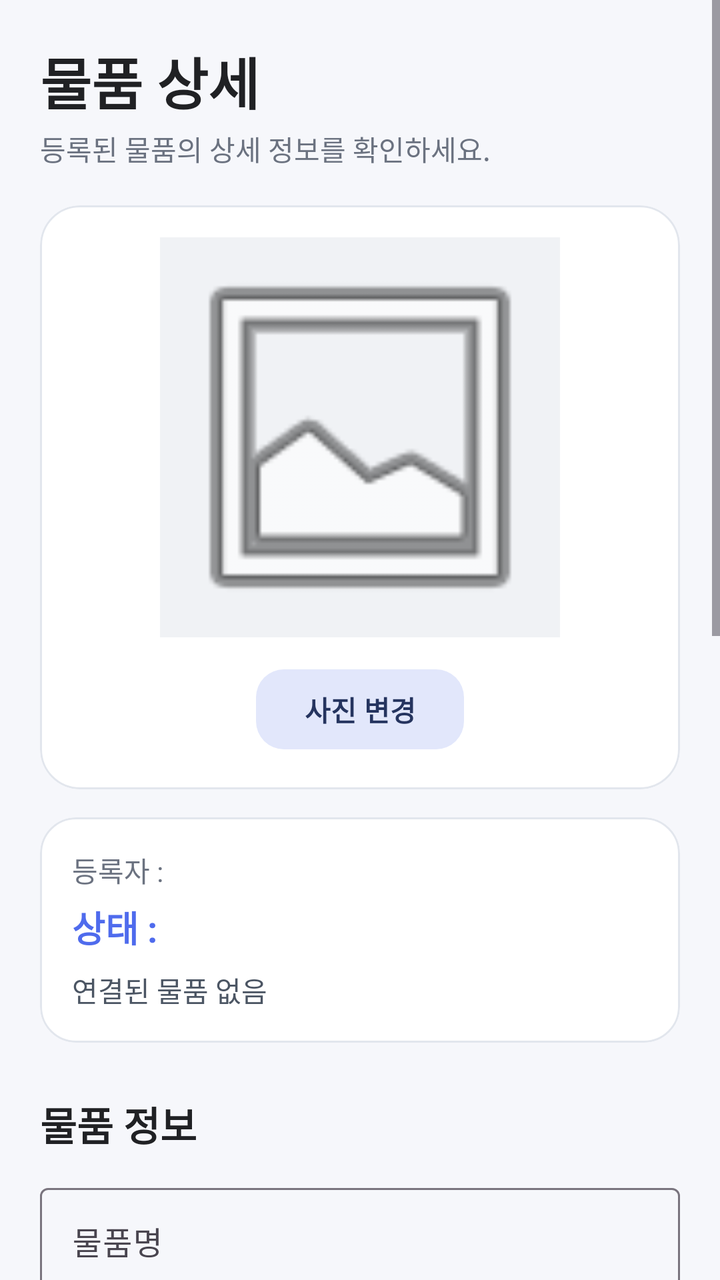
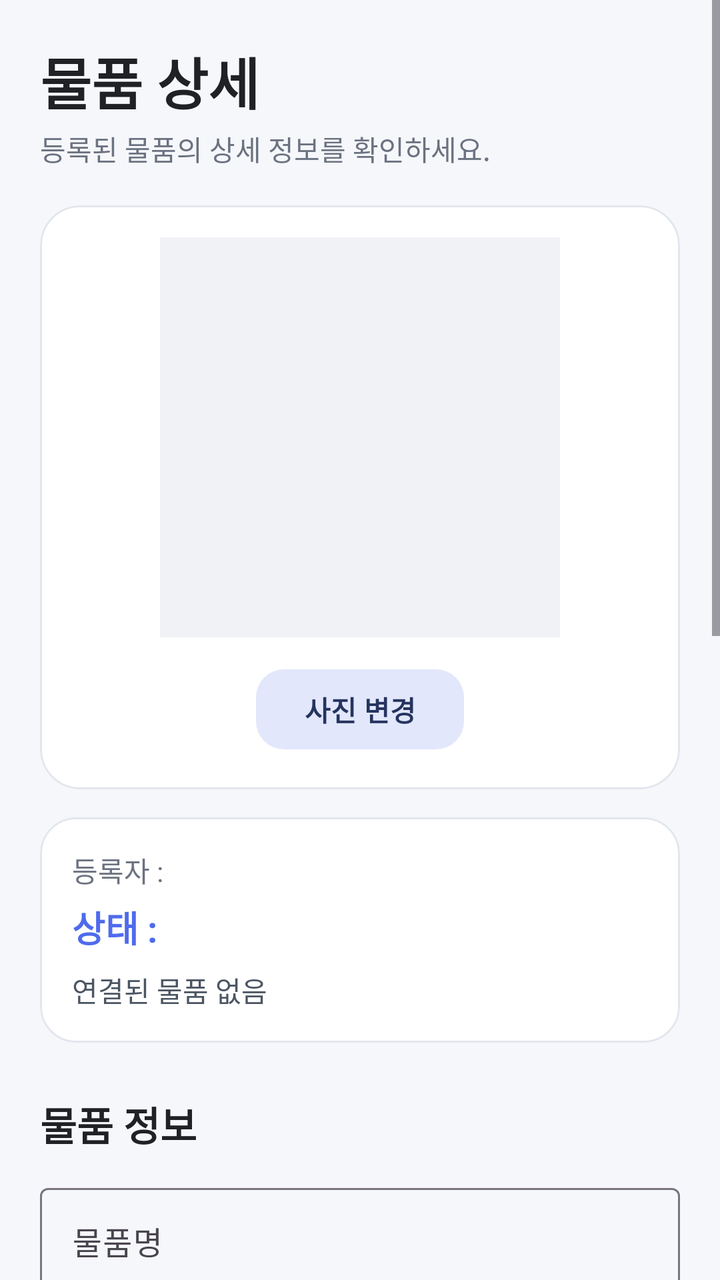

Two renders of the same Android screen: before a commit and after it. Below are the layout's source before the change and the commit's diff.
<!-- AndroidManifest.xml: application theme Theme.LostFoundApp -->
<!-- res/layout/activity_detail.xml -->
<?xml version="1.0" encoding="utf-8"?>
<ScrollView
    xmlns:android="http://schemas.android.com/apk/res/android"
    xmlns:app="http://schemas.android.com/apk/res-auto"
    android:layout_width="match_parent"
    android:layout_height="match_parent"
    android:background="#F6F7FB"
    android:fillViewport="true">

    <LinearLayout
        android:layout_width="match_parent"
        android:layout_height="wrap_content"
        android:orientation="vertical"
        android:padding="20dp">


        
        <TextView
            android:layout_width="wrap_content"
            android:layout_height="wrap_content"
            android:text="물품 상세"
            android:textColor="#202124"
            android:textSize="28sp"
            android:textStyle="bold" />


        <TextView
            android:layout_width="wrap_content"
            android:layout_height="wrap_content"
            android:text="등록된 물품의 상세 정보를 확인하세요."
            android:textColor="#6B7280"
            android:textSize="14sp"
            android:layout_marginTop="3dp"
            android:layout_marginBottom="18dp" />


        
        <com.google.android.material.card.MaterialCardView
            android:layout_width="match_parent"
            android:layout_height="wrap_content"
            app:cardBackgroundColor="#FFFFFF"
            app:cardCornerRadius="20dp"
            app:cardElevation="0dp"
            app:strokeColor="#E2E6ED"
            app:strokeWidth="1dp">

            <LinearLayout
                android:layout_width="match_parent"
                android:layout_height="wrap_content"
                android:orientation="vertical"
                android:gravity="center"
                android:padding="16dp">

                <ImageView
                    android:id="@+id/imagePreview"
                    android:layout_width="200dp"
                    android:layout_height="200dp"
                    android:src="@android:drawable/ic_menu_gallery"
                    android:background="#F0F2F5"
                    android:scaleType="centerCrop"
                    android:contentDescription="물품 사진" />

                <com.google.android.material.button.MaterialButton
                    android:id="@+id/btnSelectImage"
                    android:layout_width="wrap_content"
                    android:layout_height="48dp"
                    android:text="사진 변경"
                    android:textAllCaps="false"
                    android:textStyle="bold"
                    android:textColor="#25345F"
                    android:layout_marginTop="12dp"
                    app:backgroundTint="@color/button_secondary_background"
                    app:rippleColor="#7D92DF"
                    app:cornerRadius="14dp" />

            </LinearLayout>

        </com.google.android.material.card.MaterialCardView>


        
        <com.google.android.material.card.MaterialCardView
            android:layout_width="match_parent"
            android:layout_height="wrap_content"
            android:layout_marginTop="14dp"
            app:cardBackgroundColor="#FFFFFF"
            app:cardCornerRadius="18dp"
            app:cardElevation="0dp"
            app:strokeColor="#E2E6ED"
            app:strokeWidth="1dp">

            <LinearLayout
                android:layout_width="match_parent"
                android:layout_height="wrap_content"
                android:orientation="vertical"
                android:padding="16dp">

                <TextView
                    android:id="@+id/textOwner"
                    android:layout_width="wrap_content"
                    android:layout_height="wrap_content"
                    android:text="등록자 :"
                    android:textColor="#6B7280"
                    android:textSize="14sp" />

                <TextView
                    android:id="@+id/textStatus"
                    android:layout_width="wrap_content"
                    android:layout_height="wrap_content"
                    android:text="상태 :"
                    android:textColor="#4F6BED"
                    android:textSize="18sp"
                    android:textStyle="bold"
                    android:layout_marginTop="5dp" />

                <TextView
                    android:id="@+id/textMatchInfo"
                    android:layout_width="match_parent"
                    android:layout_height="wrap_content"
                    android:text="연결된 물품 없음"
                    android:textColor="#4B5563"
                    android:textSize="14sp"
                    android:layout_marginTop="8dp" />

            </LinearLayout>

        </com.google.android.material.card.MaterialCardView>


        
        <com.google.android.material.button.MaterialButton
            android:id="@+id/btnMatchFound"
            android:layout_width="match_parent"
            android:layout_height="54dp"
            android:text="습득물 연결"
            android:textColor="#FFFFFF"
            android:textAllCaps="false"
            android:textStyle="bold"
            android:visibility="gone"
            android:layout_marginTop="12dp"
            app:backgroundTint="@color/button_primary_background"
            app:rippleColor="#8195E6"
            app:cornerRadius="16dp" />


        
        <TextView
            android:id="@+id/textHandoffNoteTitle"
            android:layout_width="wrap_content"
            android:layout_height="wrap_content"
            android:text="전달 메모"
            android:textColor="#202124"
            android:textSize="18sp"
            android:textStyle="bold"
            android:visibility="gone"
            android:layout_marginTop="20dp"
            android:layout_marginBottom="7dp" />


        
        <TextView
            android:id="@+id/textHandoffNote"
            android:layout_width="match_parent"
            android:layout_height="wrap_content"
            android:text="아직 전달 메모가 없습니다."
            android:textColor="#374151"
            android:textSize="15sp"
            android:background="#FFFFFF"
            android:padding="16dp"
            android:visibility="gone"
            android:layout_marginBottom="10dp" />


        
        <EditText
            android:id="@+id/editHandoffNote"
            android:layout_width="match_parent"
            android:layout_height="110dp"
            android:gravity="top|start"
            android:hint="예: 공학관 1층 경비실에 맡겼어요."
            android:textSize="15sp"
            android:inputType="textMultiLine"
            android:background="#FFFFFF"
            android:padding="14dp"
            android:visibility="gone" />


        <com.google.android.material.button.MaterialButton
            android:id="@+id/btnSaveHandoffNote"
            android:layout_width="match_parent"
            android:layout_height="52dp"
            android:text="전달 메모 저장"
            android:textColor="#FFFFFF"
            android:textAllCaps="false"
            android:textStyle="bold"
            android:visibility="gone"
            android:layout_marginTop="8dp"
            app:backgroundTint="@color/button_primary_background"
            app:rippleColor="#8195E6"
            app:cornerRadius="15dp" />


        
        <com.google.android.material.button.MaterialButton
            android:id="@+id/btnCompleteReturn"
            android:layout_width="match_parent"
            android:layout_height="56dp"
            android:text="물품 수령 완료"
            android:textColor="#FFFFFF"
            android:textAllCaps="false"
            android:textStyle="bold"
            android:visibility="gone"
            android:layout_marginTop="12dp"
            app:backgroundTint="@color/button_primary_background"
            app:rippleColor="#8195E6"
            app:cornerRadius="16dp" />


        
        <TextView
            android:layout_width="wrap_content"
            android:layout_height="wrap_content"
            android:text="물품 정보"
            android:textColor="#202124"
            android:textSize="20sp"
            android:textStyle="bold"
            android:layout_marginTop="26dp"
            android:layout_marginBottom="12dp" />


        
        <com.google.android.material.textfield.TextInputLayout
            android:layout_width="match_parent"
            android:layout_height="wrap_content"
            android:hint="물품명"
            app:boxBackgroundMode="outline">

            <com.google.android.material.textfield.TextInputEditText
                android:id="@+id/editName"
                android:layout_width="match_parent"
                android:layout_height="wrap_content" />

        </com.google.android.material.textfield.TextInputLayout>


        
        <TextView
            android:layout_width="wrap_content"
            android:layout_height="wrap_content"
            android:text="카테고리"
            android:textColor="#374151"
            android:textStyle="bold"
            android:layout_marginTop="14dp"
            android:layout_marginBottom="5dp" />

        <Spinner
            android:id="@+id/spinnerCategory"
            android:layout_width="match_parent"
            android:layout_height="52dp"
            android:background="#FFFFFF"
            android:paddingStart="12dp"
            android:paddingEnd="12dp" />


        
        <com.google.android.material.textfield.TextInputLayout
            android:layout_width="match_parent"
            android:layout_height="wrap_content"
            android:hint="색상"
            android:layout_marginTop="12dp"
            app:boxBackgroundMode="outline">

            <com.google.android.material.textfield.TextInputEditText
                android:id="@+id/editColor"
                android:layout_width="match_parent"
                android:layout_height="wrap_content" />

        </com.google.android.material.textfield.TextInputLayout>


        
        <com.google.android.material.textfield.TextInputLayout
            android:layout_width="match_parent"
            android:layout_height="wrap_content"
            android:hint="장소"
            android:layout_marginTop="12dp"
            app:boxBackgroundMode="outline">

            <com.google.android.material.textfield.TextInputEditText
                android:id="@+id/editLocation"
                android:layout_width="match_parent"
                android:layout_height="wrap_content" />

        </com.google.android.material.textfield.TextInputLayout>


        
        <com.google.android.material.textfield.TextInputLayout
            android:layout_width="match_parent"
            android:layout_height="wrap_content"
            android:hint="날짜"
            android:layout_marginTop="12dp"
            app:boxBackgroundMode="outline">

            <com.google.android.material.textfield.TextInputEditText
                android:id="@+id/editDate"
                android:layout_width="match_parent"
                android:layout_height="wrap_content"
                android:focusable="false"
                android:clickable="true" />

        </com.google.android.material.textfield.TextInputLayout>


        
        <com.google.android.material.textfield.TextInputLayout
            android:layout_width="match_parent"
            android:layout_height="wrap_content"
            android:hint="물품 특징"
            android:layout_marginTop="12dp"
            app:boxBackgroundMode="outline">

            <com.google.android.material.textfield.TextInputEditText
                android:id="@+id/editDescription"
                android:layout_width="match_parent"
                android:layout_height="120dp"
                android:gravity="top|start"
                android:inputType="textMultiLine"
                android:paddingTop="14dp" />

        </com.google.android.material.textfield.TextInputLayout>


        
        <com.google.android.material.button.MaterialButton
            android:id="@+id/btnUpdate"
            android:layout_width="match_parent"
            android:layout_height="56dp"
            android:text="수정하기"
            android:textColor="#FFFFFF"
            android:textAllCaps="false"
            android:textStyle="bold"
            android:layout_marginTop="24dp"
            app:backgroundTint="@color/button_primary_background"
            app:rippleColor="#8195E6"
            app:cornerRadius="16dp" />


        
        <com.google.android.material.button.MaterialButton
            android:id="@+id/btnDelete"
            android:layout_width="match_parent"
            android:layout_height="52dp"
            android:text="삭제"
            android:textAllCaps="false"
            android:textStyle="bold"
            android:textColor="#A02D2D"
            android:layout_marginTop="8dp"
            android:layout_marginBottom="30dp"
            app:backgroundTint="@color/button_danger_background"
            app:rippleColor="#D77878"
            app:cornerRadius="16dp" />

    </LinearLayout>

</ScrollView>
<!-- resources referenced by this layout -->
<resources>
  <style name="Theme.LostFoundApp" parent="Base.Theme.LostFoundApp" />
  <style name="Base.Theme.LostFoundApp" parent="Theme.Material3.DayNight.NoActionBar">
          
          
      </style>
</resources>

<!-- the commit's change to res/layout/activity_detail.xml (unified diff, before → after) -->
@@ -55,7 +55,7 @@
                     android:id="@+id/imagePreview"
                     android:layout_width="200dp"
                     android:layout_height="200dp"
-                    android:src="@android:drawable/ic_menu_gallery"
+                    android:src="@drawable/ic_item_placeholder"
                     android:background="#F0F2F5"
                     android:scaleType="centerCrop"
                     android:contentDescription="물품 사진" />
<!-- resource entries referenced after the edit -->
@@ -1,5 +1,10 @@
 <!-- resources referenced by this layout -->
 <resources>
+  <!-- drawable ic_item_placeholder (drawable) -->
+  <?xml version="1.0" encoding="utf-8"?>
+  <selector xmlns:android="http://schemas.android.com/apk/res/android">
+  
+  </selector>
   <style name="Theme.LostFoundApp" parent="Base.Theme.LostFoundApp" />
   <style name="Base.Theme.LostFoundApp" parent="Theme.Material3.DayNight.NoActionBar">
           
